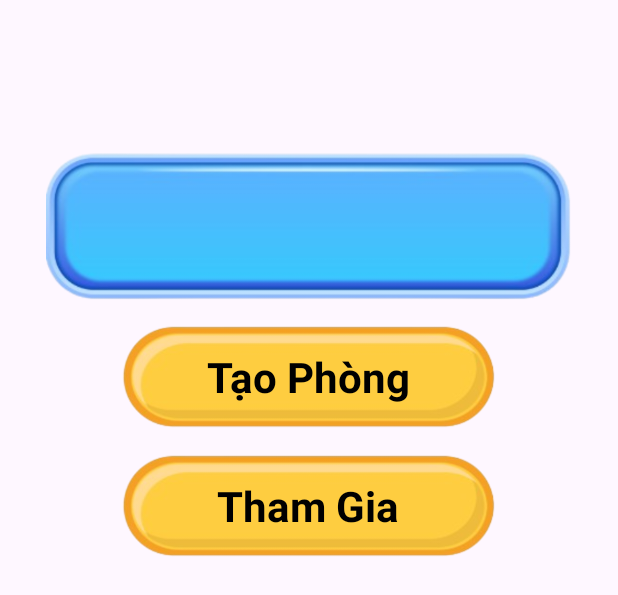
After one commit to TranDucKhai-0/GGChat, an Android app: the layout fragment_join_and_create.xml on its own in the app's theme, with its tools: preview values and no code run, on a phone screen of 412 x 824 dp. The commit adds this screen. Shown: the top 595 px of the screen. Run offline under Robolectric (Android 15) with nearby library versions, the phone set to English and light mode, and no system bars.

Commit message:
add Join and Create

```diff
--- /dev/null
+++ b/app/src/main/res/layout/fragment_join_and_create.xml
@@ -0,0 +1,103 @@
+<?xml version="1.0" encoding="utf-8"?>
+<FrameLayout xmlns:android="http://schemas.android.com/apk/res/android"
+    xmlns:app="http://schemas.android.com/apk/res-auto"
+    xmlns:tools="http://schemas.android.com/tools"
+    android:layout_width="match_parent"
+    android:layout_height="match_parent"
+    tools:context=".JoinAndCreateFragment">
+
+    <LinearLayout
+        android:layout_width="match_parent"
+        android:layout_height="wrap_content"
+        android:orientation="vertical"
+        android:gravity="center_horizontal"
+        android:paddingTop="100dp">     <!-- chỉnh vị trí dọc tùy ý -->
+
+        <!--hiện IP LAN-->
+        <FrameLayout
+            android:id="@+id/ipFrame"
+            android:layout_width="350dp"
+            android:layout_height="wrap_content"
+            android:layout_marginBottom="16dp"
+            android:layout_gravity="center">
+
+            <!-- Ảnh nền -->
+            <ImageView
+                android:id="@+id/ipBackground"
+                android:layout_width="match_parent"
+                android:layout_height="wrap_content"
+                android:adjustViewBounds="true"
+                android:scaleType="fitXY"
+                android:src="@drawable/khung_xanh" />
+
+            <!-- Chữ đè lên -->
+            <TextView
+                android:id="@+id/textIPLAN"
+                android:layout_width="match_parent"
+                android:layout_height="match_parent"
+                android:gravity="center"
+                android:textColor="@android:color/black"
+                android:textStyle="bold"
+                android:textSize="38sp"/>
+        </FrameLayout>
+
+        <!--Tạo phòng-->
+        <FrameLayout
+            android:id="@+id/ipFrame1"
+            android:layout_width="250dp"
+            android:layout_height="wrap_content"
+            android:layout_marginBottom="16dp"
+            android:layout_gravity="center">
+
+            <!-- Ảnh nền -->
+            <ImageView
+                android:id="@+id/ipBackground1"
+                android:layout_width="match_parent"
+                android:layout_height="wrap_content"
+                android:adjustViewBounds="true"
+                android:scaleType="fitXY"
+                android:src="@drawable/khung_cam" />
+
+            <!-- Chữ đè lên -->
+            <TextView
+                android:id="@+id/ipText1"
+                android:layout_width="match_parent"
+                android:layout_height="match_parent"
+                android:gravity="center"
+                android:text="Tạo Phòng"
+                android:textColor="@android:color/black"
+                android:textStyle="bold"
+                android:textSize="28sp"/>
+        </FrameLayout>
+
+        <!--Tạo phòng-->
+        <FrameLayout
+            android:id="@+id/ipFrame2"
+            android:layout_width="250dp"
+            android:layout_height="wrap_content"
+            android:layout_marginBottom="16dp"
+            android:layout_gravity="center">
+
+            <!-- Ảnh nền -->
+            <ImageView
+                android:id="@+id/ipBackground2"
+                android:layout_width="match_parent"
+                android:layout_height="wrap_content"
+                android:adjustViewBounds="true"
+                android:scaleType="fitXY"
+                android:src="@drawable/khung_cam" />
+
+            <!-- Chữ đè lên -->
+            <TextView
+                android:id="@+id/ipText2"
+                android:layout_width="match_parent"
+                android:layout_height="match_parent"
+                android:gravity="center"
+                android:text="Tham Gia"
+                android:textColor="@android:color/black"
+                android:textStyle="bold"
+                android:textSize="28sp"/>
+        </FrameLayout>
+
+    </LinearLayout>
+</FrameLayout>
--- a/gradle/libs.versions.toml
+++ b/gradle/libs.versions.toml
@@ -12,12 +12,13 @@ constraintlayout = "2.2.1"
 fragment = "1.8.9"
 
 [libraries]
+
 androidx-core-ktx = { group = "androidx.core", name = "core-ktx", version.ref = "coreKtx" }
 junit = { group = "junit", name = "junit", version.ref = "junit" }
 androidx-junit = { group = "androidx.test.ext", name = "junit", version.ref = "junitVersion" }
 androidx-espresso-core = { group = "androidx.test.espresso", name = "espresso-core", version.ref = "espressoCore" }
 androidx-appcompat = { group = "androidx.appcompat", name = "appcompat", version.ref = "appcompat" }
-material = { group = "com.google.android.material", name = "material", version.ref = "material" }
+material = { group = "com.google.android.material", name = "material", version.ref = "material"}
 androidx-activity = { group = "androidx.activity", name = "activity", version.ref = "activity" }
 androidx-constraintlayout = { group = "androidx.constraintlayout", name = "constraintlayout", version.ref = "constraintlayout" }
 androidx-fragment = { group = "androidx.fragment", name = "fragment", version.ref = "fragment" }
```
Also changed, not shown: app/src/main/AndroidManifest.xml (+7 -0 lines), app/src/main/java/com/example/ggchat/ActionBarFragment.kt (+5 -5 lines), app/src/main/java/com/example/ggchat/JoinAndCreateFragment.kt (added, +30 -0 lines), app/src/main/java/com/example/ggchat/MainActivity.kt (+51 -3 lines), app/src/main/java/com/example/ggchat/ProfileFragment.kt (added, +107 -0 lines), app/src/main/java/com/example/ggchat/SettingFragment.kt (+19 -6 lines), app/src/main/java/com/example/ggchat/UserData.kt (added, +62 -0 lines), app/src/main/res/layout/activity_main.xml (+10 -0 lines), app/src/main/res/layout/fragment_profile.xml (added, +77 -0 lines), app/src/main/res/layout/fragment_setting.xml (+2 -5 lines), app/src/main/res/values/style.xml (added, +7 -0 lines), app/src/main/res/drawable/default_avatar.jpg (added), app/src/main/res/drawable/khung_cam.png (added), app/src/main/res/drawable/khung_xanh.png (added), 1 more files.
